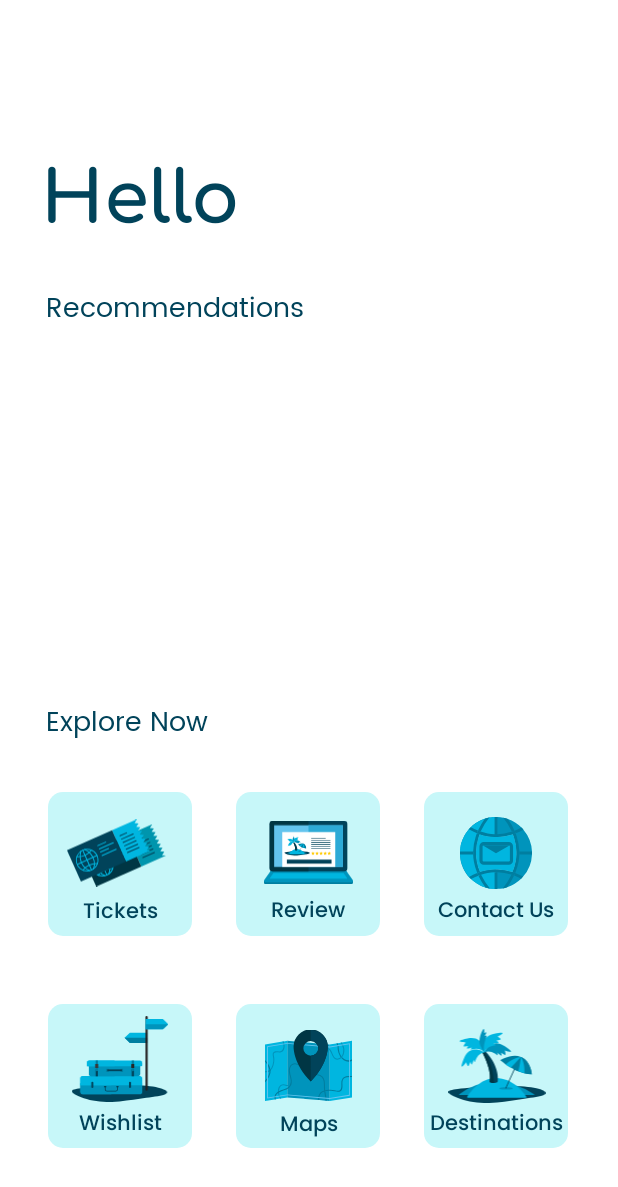
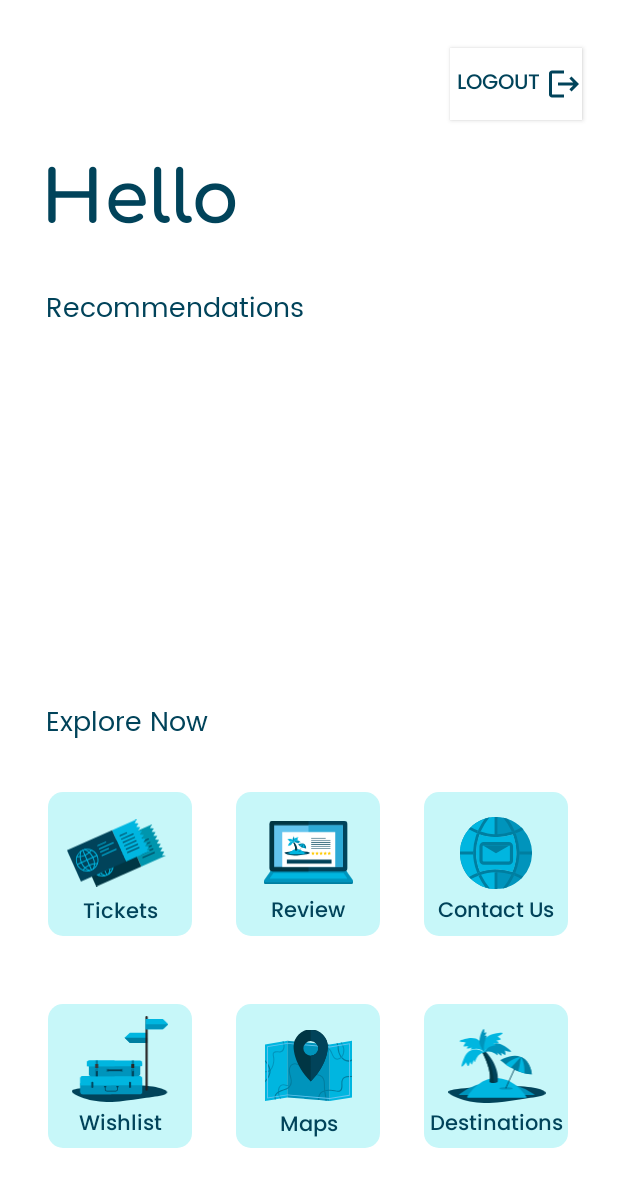
Before and after one commit to mohamad-gilang/booking.in, an Android app: the screen it shows after launch once a user with an empty profile is signed in (MainActivity), on a phone screen of 412 x 824 dp. Shown: the top 1187 px of the screen. Run offline under Robolectric (Android 15) with nearby library versions, the phone set to English and light mode, and no system bars; our stand-ins replace Firebase (no records; nobody signed in at launch, a user with empty details on screens opened directly).

Commit message:
booking.in app

```diff
--- a/app/src/main/java/com/example/bookingin/MainActivity.java
+++ b/app/src/main/java/com/example/bookingin/MainActivity.java
@@ -8,17 +8,23 @@ import android.net.Uri;
 import android.os.Bundle;
 import android.util.Log;
 import android.view.View;
+import android.widget.Button;
 import android.widget.FrameLayout;
 import android.widget.ImageButton;
 
 import com.example.bookingin.wishlist.Wishlist;
+import com.google.firebase.auth.FirebaseAuth;
+import com.google.firebase.auth.FirebaseUser;
 
 
 public class MainActivity extends AppCompatActivity implements View.OnClickListener {
 
 
     FrameLayout _btnContact, _btnReview, _btnBooking, _btnMap, _btnWishlist, _btnDestination;
+    Button _btnLogout;
     Context context;
+    private FirebaseAuth mAuth;
+    FirebaseUser currentUser;
 
     @Override
     protected void onCreate(Bundle savedInstanceState) {
@@ -30,6 +36,8 @@ public class MainActivity extends AppCompatActivity implements View.OnClickListe
         _btnMap = findViewById(R.id.toMap);
         _btnWishlist = findViewById(R.id.toWishlist);
         _btnDestination = findViewById(R.id.toDestination);
+        _btnLogout = findViewById(R.id.btn_logout);
+        mAuth = FirebaseAuth.getInstance();
 
         _btnContact.setOnClickListener(this);
         _btnReview.setOnClickListener(this);
@@ -37,9 +45,14 @@ public class MainActivity extends AppCompatActivity implements View.OnClickListe
         _btnMap.setOnClickListener(this);
         _btnWishlist.setOnClickListener(this);
         _btnDestination.setOnClickListener(this);
+        _btnLogout.setOnClickListener(this);
     }
 
     public void onClick(View v) {
+        if (v == _btnLogout) {
+            FirebaseAuth.getInstance().signOut();
+            finish();
+        }
         if (v == _btnBooking) {
             Intent intent = new Intent(MainActivity.this, BookingMenu.class);
             startActivity(intent);
--- a/app/src/main/java/com/example/bookingin/wishlist/Wishlist.java
+++ b/app/src/main/java/com/example/bookingin/wishlist/Wishlist.java
@@ -21,6 +21,7 @@ import android.widget.ImageView;
 import android.widget.TextView;
 import android.widget.Toast;
 
+import com.example.bookingin.MainActivity;
 import com.example.bookingin.R;
 import com.google.android.material.floatingactionbutton.FloatingActionButton;
 
@@ -134,6 +135,8 @@ public class Wishlist extends AppCompatActivity implements View.OnClickListener{
             Intent intent = new Intent(Wishlist.this, ActivityAdd.class);
             startActivity(intent);
         }if ( view == _btnBack) {
+            Intent intent = new Intent(Wishlist.this, MainActivity.class);
+            startActivity(intent);
             finish();
         }
 
--- /dev/null
+++ b/app/src/main/res/drawable/ic_logout.xml
@@ -0,0 +1,5 @@
+<vector android:autoMirrored="true" android:height="24dp"
+    android:tint="#01435A" android:viewportHeight="24"
+    android:viewportWidth="24" android:width="24dp" xmlns:android="http://schemas.android.com/apk/res/android">
+    <path android:fillColor="@android:color/white" android:pathData="M17,7l-1.41,1.41L18.17,11H8v2h10.17l-2.58,2.58L17,17l5,-5zM4,5h8V3H4c-1.1,0 -2,0.9 -2,2v14c0,1.1 0.9,2 2,2h8v-2H4V5z"/>
+</vector>
--- a/app/src/main/res/layout/activity_booking.xml
+++ b/app/src/main/res/layout/activity_booking.xml
@@ -248,7 +248,6 @@
         app:layout_constraintBottom_toBottomOf="parent"
         app:layout_constraintEnd_toStartOf="@+id/btn_submit"
         app:layout_constraintStart_toStartOf="parent"
-        app:layout_constraintTop_toBottomOf="@+id/message"
         app:layout_constraintVertical_bias="1.0" />
 
     <androidx.appcompat.widget.AppCompatButton
--- a/app/src/main/res/layout/activity_main.xml
+++ b/app/src/main/res/layout/activity_main.xml
@@ -401,4 +401,19 @@
 
     </RelativeLayout>
 
+    <androidx.appcompat.widget.AppCompatButton
+        android:id="@+id/btn_logout"
+        android:layout_width="wrap_content"
+        android:layout_height="wrap_content"
+        android:layout_marginTop="32dp"
+        android:layout_marginEnd="24dp"
+
+        android:background="@color/white"
+        android:drawableEnd="@drawable/ic_logout"
+        android:fontFamily="@font/poppins_medium"
+        android:text="logout"
+        android:textColor="@color/biru_primary"
+        app:layout_constraintEnd_toEndOf="parent"
+        app:layout_constraintTop_toTopOf="parent" />
+
 </androidx.constraintlayout.widget.ConstraintLayout>
```
Also changed, not shown: 2 other files.
